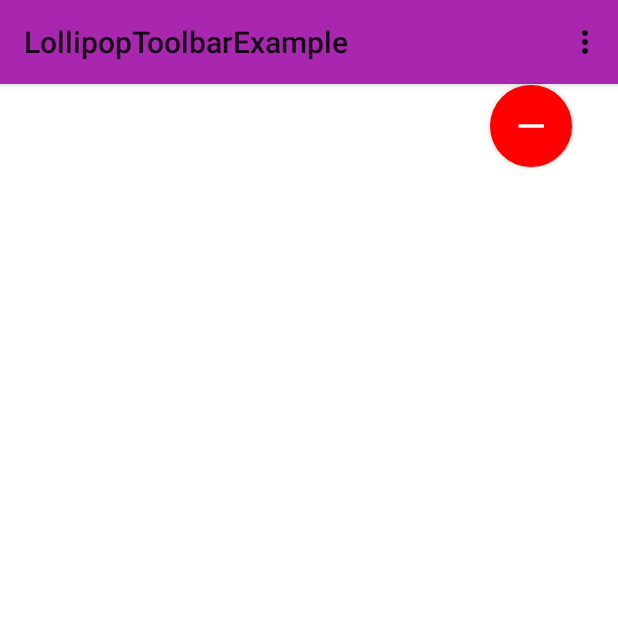
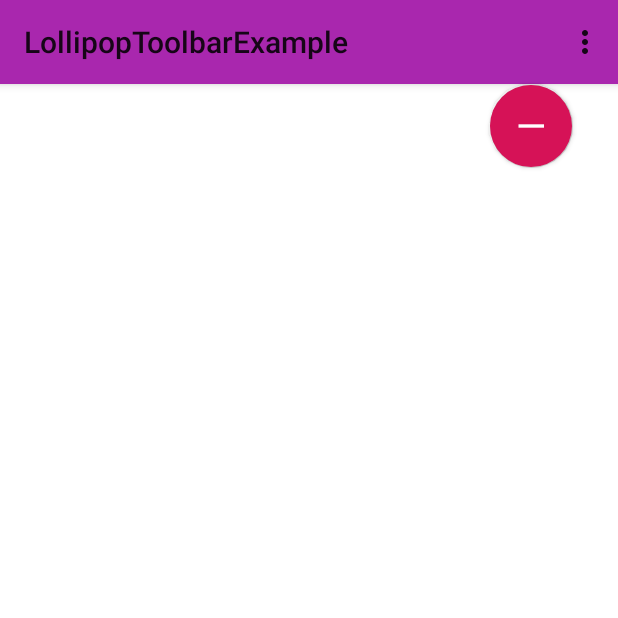
Before and after one commit to Kpeved/LollipopAnimation, an Android app: the screen it shows after launch (MainActivity), after a tap on an icon or button, on a phone screen of 412 x 824 dp, the top half of it. Run offline under Robolectric (Android 15) with nearby library versions, the phone set to English and light mode, and no system bars.

Commit message:
changed color to dark red

```diff
--- a/app/src/main/res/drawable/button_lp_shape2.xml
+++ b/app/src/main/res/drawable/button_lp_shape2.xml
@@ -12,7 +12,7 @@
     <item android:right="1dp" android:bottom="1dp" android:left="1dp" android:top="1dp" >
         <shape
             android:shape="oval">
-            <solid android:color="@color/red"/>
+            <solid android:color="@color/bright_red"/>
         </shape>
     </item>
     <item android:left="15dp" android:right="15dp" android:bottom="15dp" android:top="15dp">
```
